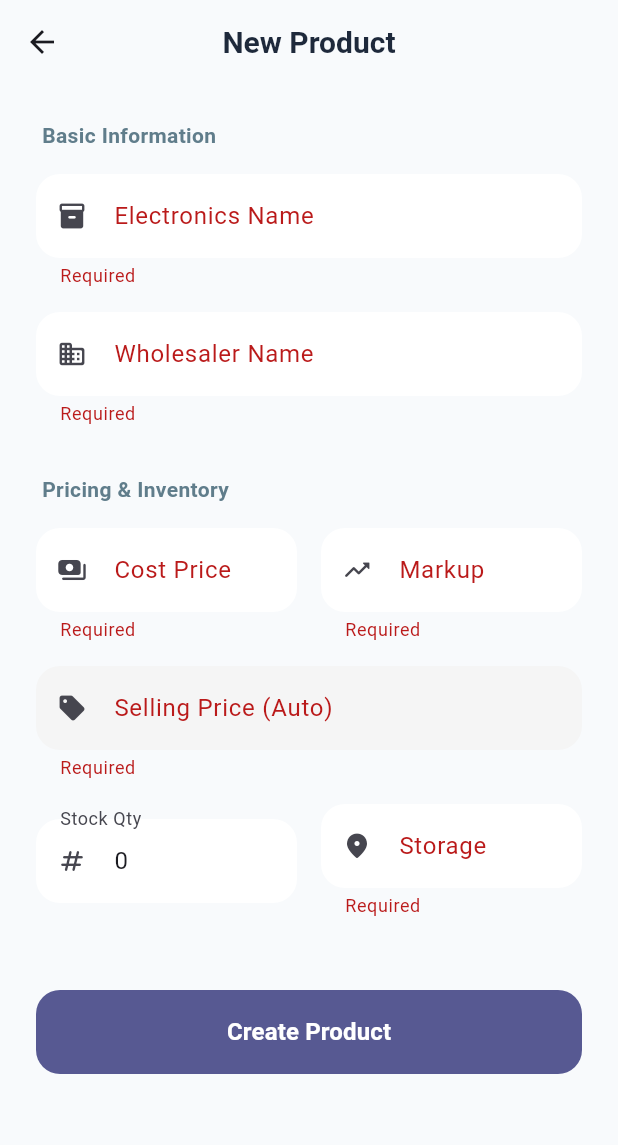
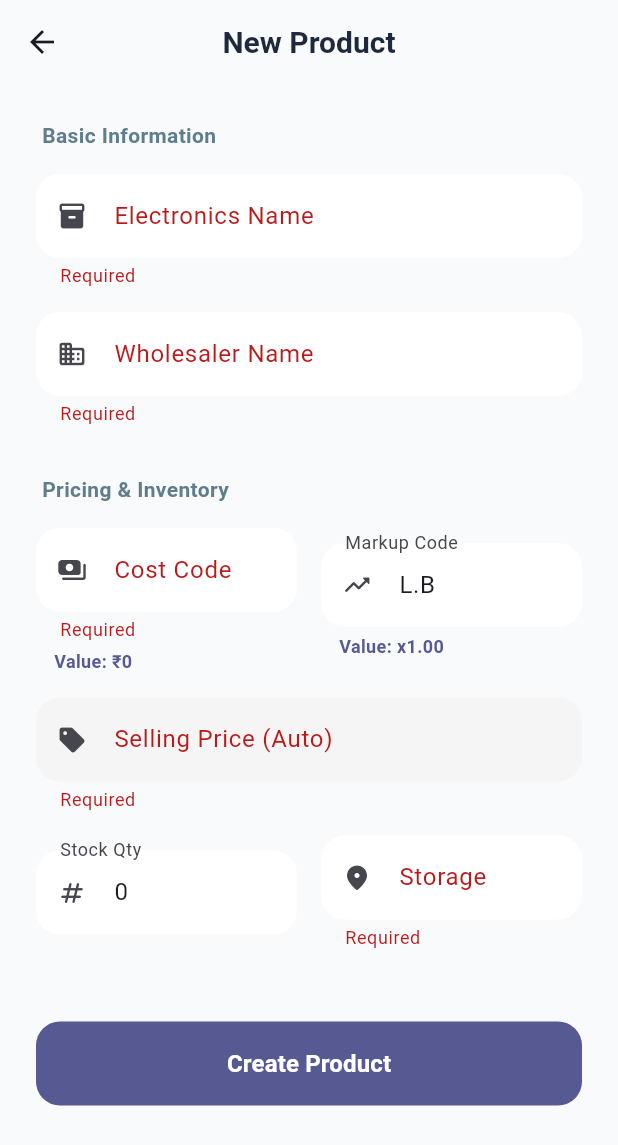
Before and after one commit to sauravjha491/electronic-management-system, a Flutter app: the AddEditScreen screen opened directly, after a tap on "Create Product", on a phone screen of 412 x 824 dp. Shown: the top 1145 px of the screen. Run offline on Flutter 3.47's test engine with Material 3 defaults, Android fonts, the light colour scheme and no system bars; our stand-ins replace cloud_firestore, firebase_auth, firebase_core, sqflite; accounts and stored records are empty.

Commit message:
mobile fix codded cp and multiplier

```diff
--- /dev/null
+++ b/devtools_options.yaml
@@ -0,0 +1,3 @@
+description: This file stores settings for Dart & Flutter DevTools.
+documentation: https://docs.flutter.dev/tools/devtools/extensions#configure-extension-enablement-states
+extensions:
--- a/lib/models/electronics_item.dart
+++ b/lib/models/electronics_item.dart
@@ -1,10 +1,12 @@
+import '../utils/price_utils.dart';
+
 class ElectronicsItem {
   final String? id;
   final String name;
   final String wholesalerName;
   final double costPrice;
   final double sellingPrice;
-  final double markupPrice;
+  final double markupMultiplier;
   final String location;
   final int quantity;
 
@@ -14,10 +16,13 @@
     required this.wholesalerName,
     required this.costPrice,
     required this.sellingPrice,
-    required this.markupPrice,
+    required this.markupMultiplier,
     required this.location,
     this.quantity = 0,
   });
+
+  String get encodedCostPrice => PriceUtils.encode(costPrice);
+  String get encodedMarkupMultiplier => PriceUtils.encode(markupMultiplier);
 
   Map<String, dynamic> toMap() {
     return {
@@ -25,7 +30,7 @@
       'wholesalerName': wholesalerName,
       'costPrice': costPrice,
       'sellingPrice': sellingPrice,
-      'markupPrice': markupPrice,
+      'markupMultiplier': markupMultiplier,
       'location': location,
       'quantity': quantity,
     };
@@ -38,7 +43,7 @@
       wholesalerName: map['wholesalerName'] ?? '',
       costPrice: (map['costPrice'] ?? 0).toDouble(),
       sellingPrice: (map['sellingPrice'] ?? 0).toDouble(),
-      markupPrice: (map['markupPrice'] ?? 0).toDouble(),
+      markupMultiplier: (map['markupMultiplier'] ?? map['markupPrice'] ?? 1.0).toDouble(),
       location: map['location'] ?? '',
       quantity: map['quantity'] ?? 0,
     );
@@ -50,7 +55,7 @@
     String? wholesalerName,
     double? costPrice,
     double? sellingPrice,
-    double? markupPrice,
+    double? markupMultiplier,
     String? location,
     int? quantity,
   }) {
@@ -60,7 +65,7 @@
       wholesalerName: wholesalerName ?? this.wholesalerName,
       costPrice: costPrice ?? this.costPrice,
       sellingPrice: sellingPrice ?? this.sellingPrice,
-      markupPrice: markupPrice ?? this.markupPrice,
+      markupMultiplier: markupMultiplier ?? this.markupMultiplier,
       location: location ?? this.location,
       quantity: quantity ?? this.quantity,
     );
--- a/lib/screens/add_edit_screen.dart
+++ b/lib/screens/add_edit_screen.dart
@@ -2,6 +2,7 @@
 import 'package:provider/provider.dart';
 import '../models/electronics_item.dart';
 import '../providers/electronics_provider.dart';
+import '../utils/price_utils.dart';
 
 class AddEditScreen extends StatefulWidget {
   final ElectronicsItem? item;
@@ -17,10 +18,12 @@
   late TextEditingController _nameController;
   late TextEditingController _wholesalerController;
   late TextEditingController _costPriceController;
-  late TextEditingController _markupPriceController;
+  late TextEditingController _markupMultiplierController;
   late TextEditingController _sellingPriceController;
   late TextEditingController _locationController;
   late TextEditingController _quantityController;
+  double _decodedCost = 0;
+  double _decodedMarkup = 1.0;
 
   @override
   void initState() {
@@ -28,16 +31,28 @@
     _nameController = TextEditingController(text: widget.item?.name ?? '');
     _wholesalerController =
         TextEditingController(text: widget.item?.wholesalerName ?? '');
-    _costPriceController =
-        TextEditingController(text: widget.item?.costPrice.toString() ?? '');
-    _markupPriceController =
-        TextEditingController(text: widget.item?.markupPrice.toString() ?? '');
+
+    // Set controllers with alphabets instead of numbers
+    _costPriceController = TextEditingController(
+        text: widget.item != null
+            ? PriceUtils.encode(widget.item!.costPrice)
+            : '');
+    _markupMultiplierController = TextEditingController(
+        text: widget.item != null
+            ? PriceUtils.encode(widget.item!.markupMultiplier)
+            : 'L.B'); // 'L.B' is '1.0'
+
     _sellingPriceController =
         TextEditingController(text: widget.item?.sellingPrice.toString() ?? '');
     _locationController =
         TextEditingController(text: widget.item?.location ?? '');
     _quantityController =
         TextEditingController(text: widget.item?.quantity.toString() ?? '0');
+
+    if (widget.item != null) {
+      _decodedCost = widget.item!.costPrice;
+      _decodedMarkup = widget.item!.markupMultiplier;
+    }
   }
 
   @override
@@ -45,18 +60,24 @@
     _nameController.dispose();
     _wholesalerController.dispose();
     _costPriceController.dispose();
-    _markupPriceController.dispose();
+    _markupMultiplierController.dispose();
     _sellingPriceController.dispose();
     _locationController.dispose();
     _quantityController.dispose();
     super.dispose();
   }
 
-  void _calculateSellingPrice() {
-    final cost = double.tryParse(_costPriceController.text) ?? 0;
-    final markup = double.tryParse(_markupPriceController.text) ?? 0;
-    final selling = cost + markup;
-    _sellingPriceController.text = selling.toString();
+  void _onPriceChanged() {
+    final costInput = _costPriceController.text;
+    final markupInput = _markupMultiplierController.text;
+
+    setState(() {
+      _decodedCost = PriceUtils.decode(costInput);
+      _decodedMarkup = PriceUtils.decode(markupInput);
+      final selling =
+          PriceUtils.calculateSellingPrice(_decodedCost, _decodedMarkup);
+      _sellingPriceController.text = selling.toStringAsFixed(2);
+    });
   }
 
   @override
@@ -87,16 +108,46 @@
               Row(
                 children: [
                   Expanded(
-                      child: _buildTextField(_costPriceController, 'Cost Price',
+                      child: Column(
+                    crossAxisAlignment: CrossAxisAlignment.start,
+                    children: [
+                      _buildTextField(_costPriceController, 'Cost Code',
                           Icons.payments_rounded,
-                          isNumber: true,
-                          onChanged: (_) => _calculateSellingPrice())),
+                          isNumber:
+                              false, // Changed to false to allow alphabets
+                          onChanged: (_) => _onPriceChanged()),
+                      Padding(
+                        padding: const EdgeInsets.only(left: 12, top: 4),
+                        child: Text(
+                            'Value: ₹${_decodedCost.toStringAsFixed(0)}',
+                            style: TextStyle(
+                                color: theme.colorScheme.primary,
+                                fontWeight: FontWeight.bold,
+                                fontSize: 12)),
+                      ),
+                    ],
+                  )),
                   const SizedBox(width: 16),
                   Expanded(
-                      child: _buildTextField(_markupPriceController, 'Markup',
-                          Icons.trending_up_rounded,
-                          isNumber: true,
-                          onChanged: (_) => _calculateSellingPrice())),
+                      child: Column(
+                    crossAxisAlignment: CrossAxisAlignment.start,
+                    children: [
+                      _buildTextField(_markupMultiplierController,
+                          'Markup Code', Icons.trending_up_rounded,
+                          isNumber:
+                              false, // Changed to false to allow alphabets
+                          onChanged: (_) => _onPriceChanged()),
+                      Padding(
+                        padding: const EdgeInsets.only(left: 12, top: 4),
+                        child: Text(
+                            'Value: x${_decodedMarkup.toStringAsFixed(2)}',
+                            style: TextStyle(
+                                color: theme.colorScheme.primary,
+                                fontWeight: FontWeight.bold,
+                                fontSize: 12)),
+                      ),
+                    ],
+                  )),
                 ],
               ),
               const SizedBox(height: 16),
@@ -127,8 +178,9 @@
                         id: widget.item?.id,
                         name: _nameController.text,
                         wholesalerName: _wholesalerController.text,
-                        costPrice: double.parse(_costPriceController.text),
-                        markupPrice: double.parse(_markupPriceController.text),
+                        costPrice: PriceUtils.decode(_costPriceController.text),
+                        markupMultiplier:
+                            PriceUtils.decode(_markupMultiplierController.text),
                         sellingPrice:
                             double.parse(_sellingPriceController.text),
                         location: _locationController.text,
--- a/lib/screens/admin_dashboard.dart
+++ b/lib/screens/admin_dashboard.dart
@@ -118,7 +118,7 @@
                                     style: const TextStyle(
                                         fontWeight: FontWeight.bold)),
                                 subtitle: Text(
-                                    'Wholesaler: ${item.wholesalerName}\nStock: ${item.quantity}',
+                                    'Code: ${item.encodedCostPrice}\nStock: ${item.quantity}',
                                     style: TextStyle(
                                         height: 1.5,
                                         color: isLowStock
--- a/lib/services/database_service.dart
+++ b/lib/services/database_service.dart
@@ -33,8 +33,9 @@
         wholesalerName TEXT,
         costPrice REAL,
         sellingPrice REAL,
-        markupPrice REAL,
-        location TEXT
+        markupMultiplier REAL,
+        location TEXT,
+        quantity INTEGER
       )
     ''');
   }
--- /dev/null
+++ b/lib/utils/price_utils.dart
@@ -0,0 +1,72 @@
+class PriceUtils {
+  static const Map<String, String> _digitToChar = {
+    '1': 'L',
+    '2': 'A',
+    '3': 'H',
+    '4': 'O',
+    '5': 'R',
+    '6': 'C',
+    '7': 'I',
+    '8': 'T',
+    '9': 'Y',
+    '0': 'B',
+  };
+
+  static const Map<String, String> _charToDigit = {
+    'L': '1',
+    'A': '2',
+    'H': '3',
+    'O': '4',
+    'R': '5',
+    'C': '6',
+    'I': '7',
+    'T': '8',
+    'Y': '9',
+    'B': '0',
+  };
+
+  /// Encodes a numeric cost price into an alphabet-based string.
+  /// Example: 1250 -> LARB, 1.5 -> L.R
+  static String encode(double price) {
+    // Convert to string and handle potential .0 for integers
+    String priceStr = price.toString();
+    if (priceStr.endsWith('.0')) {
+      priceStr = price.toInt().toString();
+    }
+
+    StringBuffer encoded = StringBuffer();
+
+    for (int i = 0; i < priceStr.length; i++) {
+      String char = priceStr[i];
+      if (char == '.') {
+        encoded.write('.');
+      } else {
+        encoded.write(_digitToChar[char] ?? char);
+      }
+    }
+
+    return encoded.toString();
+  }
+
+  /// Decodes an alphabet-based string back into a numeric cost price.
+  /// Example: LARB -> 1250, L.R -> 1.5
+  static double decode(String encoded) {
+    StringBuffer decoded = StringBuffer();
+
+    for (int i = 0; i < encoded.length; i++) {
+      String char = encoded[i].toUpperCase();
+      if (char == '.') {
+        decoded.write('.');
+      } else {
+        decoded.write(_charToDigit[char] ?? '');
+      }
+    }
+
+    return double.tryParse(decoded.toString()) ?? 0.0;
+  }
+
+  /// Calculates the selling price based on cost price and markup.
+  static double calculateSellingPrice(double costPrice, double markup) {
+    return costPrice * markup;
+  }
+}
```
Also changed, not shown: lib/screens/detail_screen.dart (+4 -10 lines), lib/screens/home_screen.dart (+7 -0 lines).
